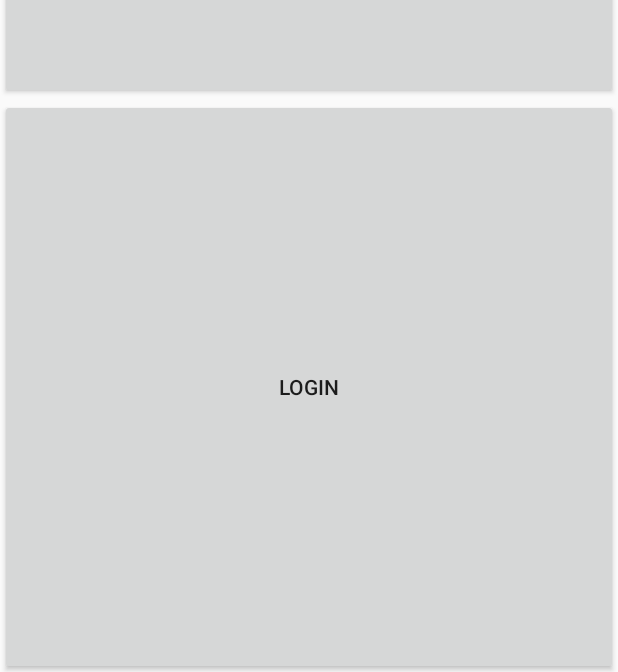
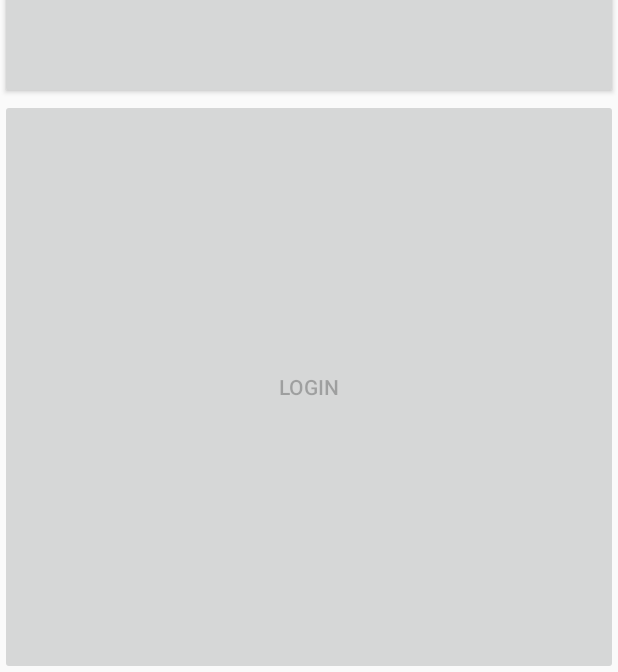
Before and after one commit to JonsQu/SocialConnection, an Android app: the screen it shows after launch (MainActivity), on a phone screen of 412 x 824 dp. Shown: the part 561-1233 px from the top of the screen. Run offline under Robolectric (Android 15) with nearby library versions, the phone set to English and light mode, and no system bars.

Commit message:
Modify: activity_main buttons enable set Added: signin.xml

```diff
--- a/app/src/main/java/shadow/fi/socialconnection/MainActivity.java
+++ b/app/src/main/java/shadow/fi/socialconnection/MainActivity.java
@@ -1,6 +1,5 @@
 package shadow.fi.socialconnection;
 
-import android.support.v7.app.AppCompatActivity;
 import android.os.Bundle;
 import android.view.View;
 
--- a/app/src/main/res/layout/activity_main.xml
+++ b/app/src/main/res/layout/activity_main.xml
@@ -10,6 +10,7 @@
         android:id="@+id/signIn"
         android:text="Sign in"
         android:onClick="signIn"
+        android:enabled="true"
         android:layout_width="match_parent"
         android:layout_height="wrap_content"
         android:layout_weight="1" />
@@ -17,6 +18,7 @@
         android:id="@+id/login"
         android:text="Login"
         android:onClick="login"
+        android:enabled="false"
         android:layout_width="match_parent"
         android:layout_height="wrap_content"
         android:layout_weight="1" />
--- /dev/null
+++ b/app/src/main/res/layout/signin.xml
@@ -0,0 +1,6 @@
+<?xml version="1.0" encoding="utf-8"?>
+<LinearLayout xmlns:android="http://schemas.android.com/apk/res/android"
+    android:orientation="vertical" android:layout_width="match_parent"
+    android:layout_height="match_parent">
+
+</LinearLayout>
```
